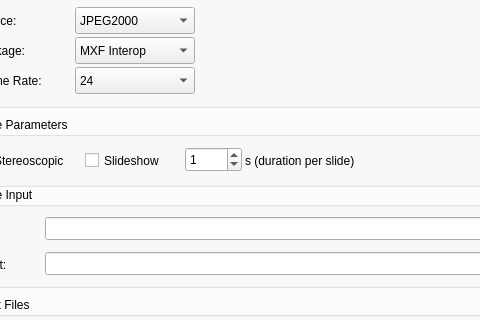
Old version of the form gui/mainwindow.ui in the repository mamay/OpenDCP; both pictures show x 128 to 608 and y 99 to 419 of the 800 by 872 pixel window.
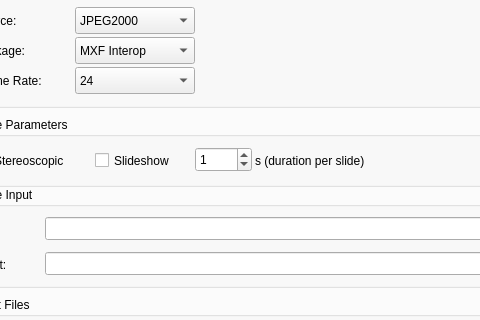
New version of the form. The open tabs and pages were chosen to show the change. Icons and pictures are not drawn.

Commit message: enable/disable GUI options

```diff
--- a/gui/mainwindow.ui
+++ b/gui/mainwindow.ui
@@ -1455,9 +1455,9 @@
             <widget class="QCheckBox" name="mxfSlideCheckBox">
              <property name="geometry">
               <rect>
-               <x>120</x>
+               <x>130</x>
                <y>30</y>
-               <width>87</width>
+               <width>101</width>
                <height>27</height>
               </rect>
              </property>
@@ -1468,7 +1468,7 @@
             <widget class="QSpinBox" name="mxfSlideSpinBox">
              <property name="geometry">
               <rect>
-               <x>220</x>
+               <x>230</x>
                <y>30</y>
                <width>57</width>
                <height>25</height>
@@ -1484,7 +1484,7 @@
             <widget class="QLabel" name="mxfSlideDurationLabel">
              <property name="geometry">
               <rect>
-               <x>280</x>
+               <x>290</x>
                <y>30</y>
                <width>141</width>
                <height>27</height>
```
Left out of the diff: 2 changed lines with no effect on the pictures. The commit also changes 1 other file.
